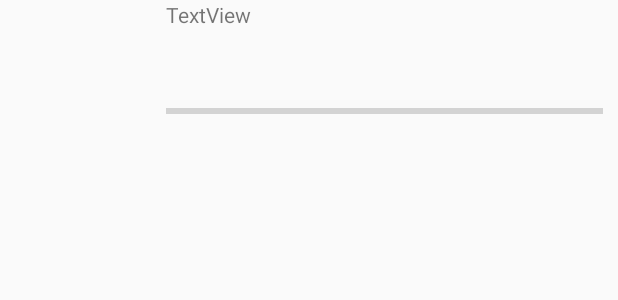
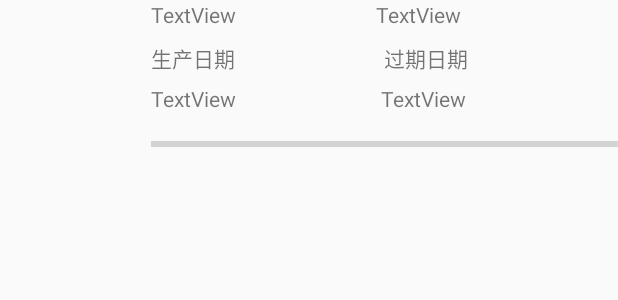
Before and after one commit to 13-pieces-teen/StockUp, an Android app: the layout listview_items.xml on its own in the app's theme, with its tools: preview values and no code run, on a phone screen of 412 x 824 dp. Shown: the top 300 px of the screen. Run offline under Robolectric (Android 15) with nearby library versions, the phone set to English and light mode, and no system bars.

Commit message:
四大储存界面（预）

```diff
--- a/app/src/main/java/com/example/stockup/ViewPagerAdapter.java
+++ b/app/src/main/java/com/example/stockup/Adapter/ViewPagerAdapter.java
@@ -1,4 +1,4 @@
-package com.example.stockup;
+package com.example.stockup.Adapter;
 
 import androidx.annotation.NonNull;
 import androidx.fragment.app.Fragment;
@@ -7,7 +7,7 @@ import androidx.fragment.app.FragmentPagerAdapter;
 
 import java.util.List;
 
-class ViewPagerAdapter extends FragmentPagerAdapter {
+public class ViewPagerAdapter extends FragmentPagerAdapter {
 
     private List<Fragment> mfragmentList;
 
--- a/app/src/main/java/com/example/stockup/MainActivity.java
+++ b/app/src/main/java/com/example/stockup/MainActivity.java
@@ -11,6 +11,7 @@ import android.view.MenuItem;
 import android.view.View;
 
 
+import com.example.stockup.Adapter.ViewPagerAdapter;
 import com.example.stockup.fragment_menu.CalFragment;
 import com.example.stockup.fragment_menu.HomeFragment;
 import com.example.stockup.fragment_menu.SetFragment;
--- a/app/src/main/res/layout/listview_items.xml
+++ b/app/src/main/res/layout/listview_items.xml
@@ -6,16 +6,16 @@
              android:layout_height="match_parent">
 
     <androidx.constraintlayout.widget.ConstraintLayout
-        android:layout_width="391dp"
-        android:layout_height="84dp"
+        android:layout_width="411dp"
+        android:layout_height="108dp"
         app:layout_constraintEnd_toEndOf="parent"
         app:layout_constraintStart_toStartOf="parent"
         app:layout_constraintTop_toTopOf="parent">
 
         <ImageView
-            android:id="@+id/imageView"
+            android:id="@+id/list_image"
             android:layout_width="100dp"
-            android:layout_height="82dp"
+            android:layout_height="0dp"
             app:layout_constraintBottom_toBottomOf="parent"
             app:layout_constraintEnd_toEndOf="parent"
             app:layout_constraintHorizontal_bias="0.0"
@@ -29,26 +29,73 @@
             android:orientation="vertical"
             app:layout_constraintBottom_toBottomOf="parent"
             app:layout_constraintEnd_toEndOf="parent"
-            app:layout_constraintStart_toEndOf="@+id/imageView"
+            app:layout_constraintStart_toEndOf="@+id/list_image"
             app:layout_constraintTop_toTopOf="parent">
-
-            <TextView
-                android:id="@+id/textView3"
-                android:layout_width="match_parent"
-                android:layout_height="32dp"
-                android:text="TextView" />
 
             <LinearLayout
                 android:layout_width="match_parent"
-                android:layout_height="34dp"
-                android:orientation="horizontal"></LinearLayout>
+                android:layout_height="28dp"
+                android:orientation="horizontal">
+
+                <TextView
+                    android:id="@+id/list_Name"
+                    android:layout_width="150dp"
+                    android:layout_height="match_parent"
+                    android:text="TextView" />
+
+                <TextView
+                    android:id="@+id/list_Num"
+                    android:layout_width="159dp"
+                    android:layout_height="match_parent"
+                    android:text="TextView" />
+            </LinearLayout>
+
+            <LinearLayout
+                android:layout_width="match_parent"
+                android:layout_height="28dp"
+                android:orientation="horizontal">
+
+                <TextView
+                    android:id="@+id/list_textName6"
+                    android:layout_width="111dp"
+                    android:layout_height="match_parent"
+                    android:layout_weight="1"
+                    android:text="@string/生产日期" />
+
+                <TextView
+                    android:id="@+id/list_textName7"
+                    android:layout_width="111dp"
+                    android:layout_height="match_parent"
+                    android:layout_weight="1"
+                    android:text="@string/过期日期" />
+            </LinearLayout>
+
+            <LinearLayout
+                android:layout_width="match_parent"
+                android:layout_height="28dp"
+                android:orientation="horizontal">
+
+                <TextView
+                    android:id="@+id/list_produceDate"
+                    android:layout_width="153dp"
+                    android:layout_height="match_parent"
+                    android:text="TextView" />
+
+                <TextView
+                    android:id="@+id/list_afterDate"
+                    android:layout_width="156dp"
+                    android:layout_height="match_parent"
+                    android:text="TextView" />
+            </LinearLayout>
 
             <ProgressBar
                 android:id="@+id/progressBar"
                 style="?android:attr/progressBarStyleHorizontal"
                 android:layout_width="match_parent"
-                android:layout_height="wrap_content" />
+                android:layout_height="match_parent" />
+
         </LinearLayout>
 
     </androidx.constraintlayout.widget.ConstraintLayout>
+
 </androidx.constraintlayout.widget.ConstraintLayout>
```
Also changed, not shown: app/src/main/java/com/example/stockup/Adapter/ListViewAdapter.java (added, +47 -0 lines), app/src/main/java/com/example/stockup/Stock_Activity/Cosmetics_Stock_Act.java (+33 -2 lines), app/src/main/java/com/example/stockup/Stock_Activity/Drug_Stock_Act.java (+33 -2 lines), app/src/main/java/com/example/stockup/Stock_Activity/Food_Stock_Act.java (+13 -17 lines), app/src/main/java/com/example/stockup/Stock_Activity/Supplies_Stock_Act.java (+33 -2 lines), app/src/main/java/com/example/stockup/fragment_menu/HomeFragment.java (+24 -0 lines).
